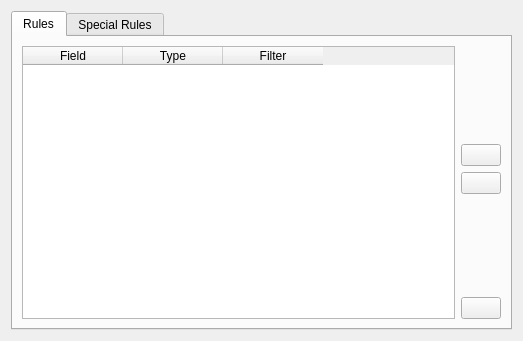
Above: plugins/filter/filterprefs.ui from KDE/choqok before the change. Below: the same form after it.
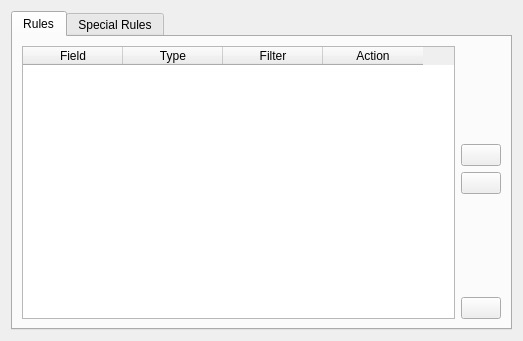
That is the form after the change. Custom widgets are drawn as their Qt base class.

Patch:
```diff
--- a/plugins/filter/filterprefs.ui
+++ b/plugins/filter/filterprefs.ui
@@ -50,6 +50,11 @@
            <string>Filter</string>
           </property>
          </column>
+         <column>
+          <property name="text">
+           <string>Action</string>
+          </property>
+         </column>
         </widget>
        </item>
        <item>
```
